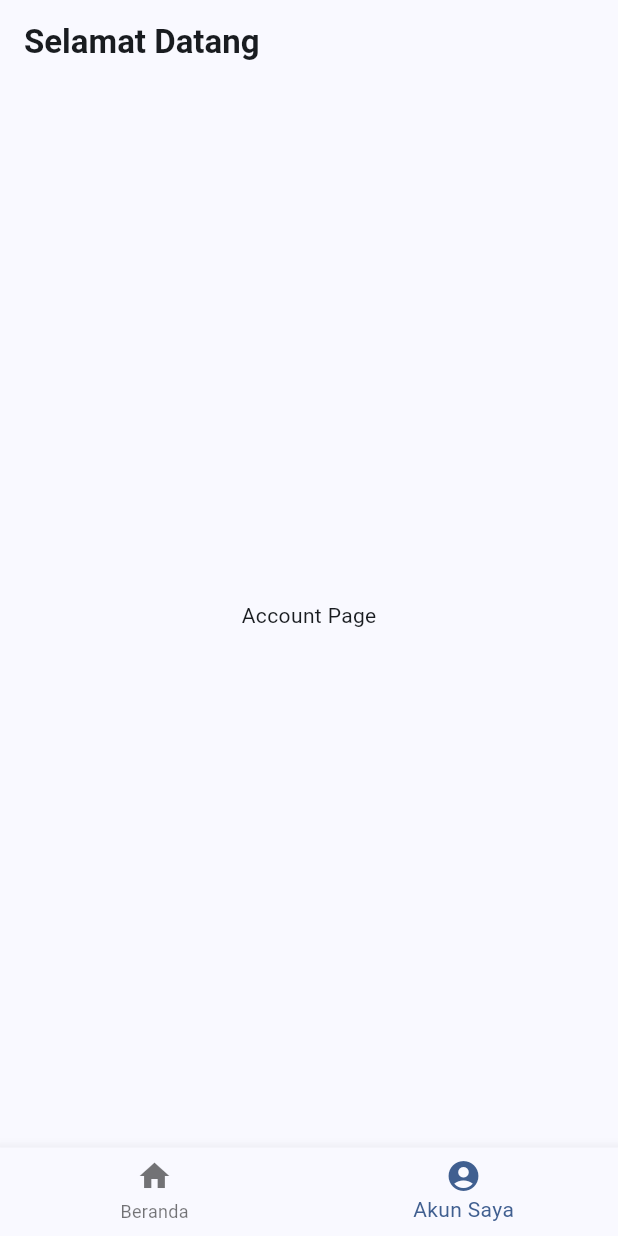
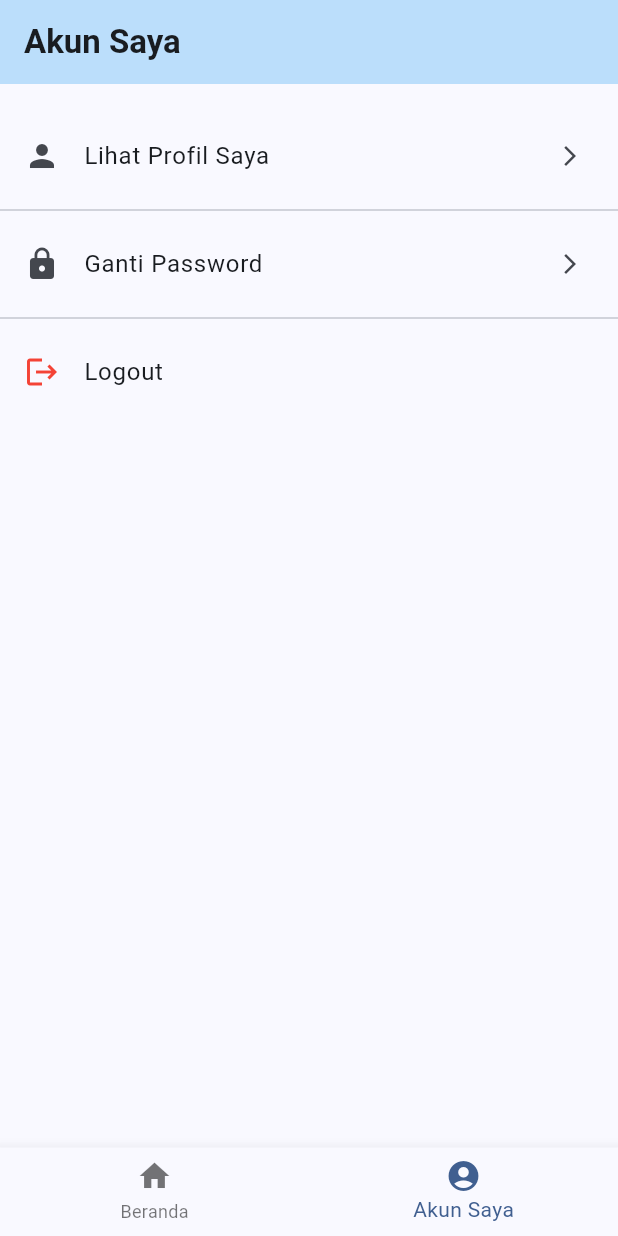
Before and after one commit to Vrynd/Skrining_apps, a Flutter app: the screen it shows after launch, item 2 of the bottom bar chosen, on a phone screen of 412 x 824 dp. Run offline on Flutter 3.47's test engine with Material 3 defaults, Android fonts, the phone set to English and light mode, and no system bars; our stand-ins replace flutter_svg, google_fonts; Roboto replaces fonts that are missing (Overpass).

Commit message:
update tampilan home & account page

```diff
--- a/lib/pages/account_page.dart
+++ b/lib/pages/account_page.dart
@@ -1,4 +1,5 @@
 import 'package:flutter/material.dart';
+import 'package:skrining_apps/themes/theme_apps.dart';
 
 class AccountPage extends StatelessWidget {
   const AccountPage({super.key});
@@ -6,9 +7,43 @@ class AccountPage extends StatelessWidget {
   @override
   Widget build(BuildContext context) {
     return Scaffold(
-      body: Center(
-        child: Text("Account Page"),
+      appBar: AppBar(
+        title: const Text('Akun Saya'),
+        backgroundColor: Theme.of(context).primaryColorLight,
+      ),
+      body: ListView(
+        children: [
+          const SizedBox(height: 20),
+          ListTile(
+            leading: const Icon(Icons.person),
+            title: const Text('Lihat Profil Saya'),
+            trailing: const Icon(Icons.arrow_forward_ios, size: 16),
+            // go to profile page
+            onTap: () => {},
+          ),
+          const Divider(),
+          ListTile(
+            leading: const Icon(Icons.lock),
+            title: const Text('Ganti Password'),
+            trailing: const Icon(Icons.arrow_forward_ios, size: 16),
+            // go to change password page
+            onTap: () => {},
+          ),
+          const Divider(),
+          // Logout
+          ListTile(
+            leading: const Icon(Icons.logout, color: Colors.red),
+            title: const Text('Logout'),
+            onTap: () => {},
+          ),
+        ],
       ),
     );
   }
 }
+
+  // void _showMessage(BuildContext context, String message) {
+  //   ScaffoldMessenger.of(context).showSnackBar(
+  //     SnackBar(content: Text(message)),
+  //   );
+  // }
--- a/lib/pages/bottom_navbar_page.dart
+++ b/lib/pages/bottom_navbar_page.dart
@@ -12,7 +12,6 @@ class BottomNavBarPage extends StatelessWidget {
     return Consumer<BottomNavBarProvider>(
       builder: (context, value, child) {
         return Scaffold(
-          appBar: AppBar(title: Text("Selamat Datang")),
           body: IndexedStack(
             index: value.selectedIndex,
             children: [
--- a/pubspec.yaml
+++ b/pubspec.yaml
@@ -13,6 +13,7 @@ dependencies:
   cupertino_icons: ^1.0.8
   google_fonts: ^6.3.1
   provider: ^6.1.5+1
+  flutter_svg: ^2.2.1
 
 dev_dependencies:
   flutter_test:
@@ -21,3 +22,5 @@ dev_dependencies:
 
 flutter:
   uses-material-design: true
+  assets:
+    - assets/images/
```
Also changed, not shown: lib/pages/home_page.dart (+77 -2 lines), lib/widgets/health_check_card.dart (added, +69 -0 lines), assets/images/health_check.svg (added), pubspec.lock.
